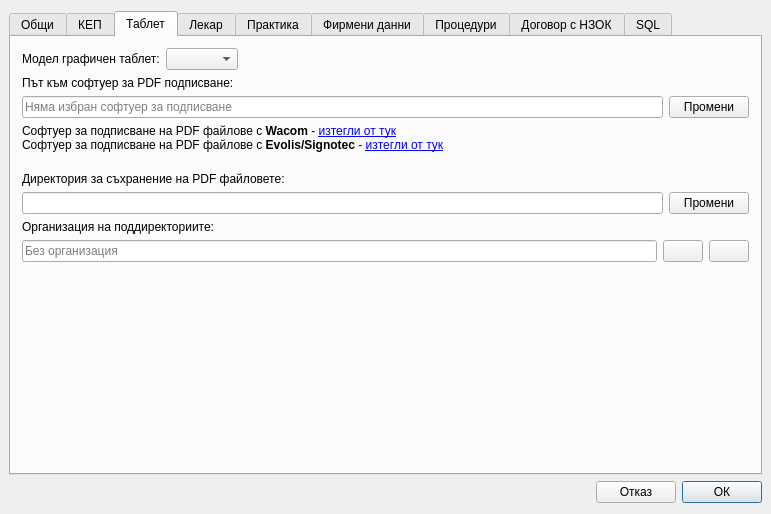
First picture: the form in src/View/Widgets/SettingsDialog.ui, repository thefinalcutbg/DinoDent, before the edit.
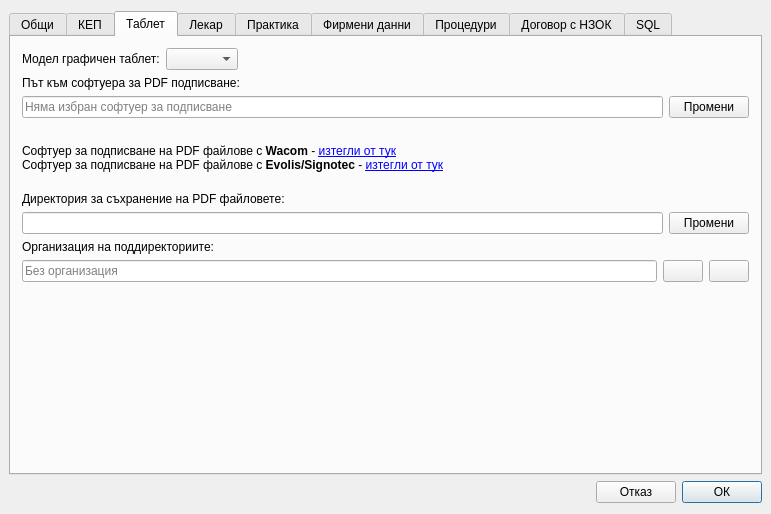
Second picture: the form after the edit. The open tabs and pages were chosen to show the change. Custom widgets are drawn as their Qt base class.

Commit message: tablet sign shortcut key added

Patch:
```diff
--- a/src/View/Widgets/SettingsDialog.ui
+++ b/src/View/Widgets/SettingsDialog.ui
@@ -390,7 +390,7 @@
        <item>
         <widget class="QLabel" name="label_31">
          <property name="text">
-          <string>Път към софтуер за PDF подписване:</string>
+          <string>Път към софтуера за PDF подписване:</string>
          </property>
         </widget>
        </item>
@@ -418,10 +418,17 @@
          </item>
         </layout>
        </item>
+       <item>
+        <widget class="QLabel" name="tabletErrorLabel">
+         <property name="text">
+          <string/>
+         </property>
+        </widget>
+       </item>
        <item>
         <widget class="QLabel" name="label_34">
          <property name="text">
-          <string>&lt;html&gt;&lt;head/&gt;&lt;body&gt;&lt;p&gt;Софтуер за подписване на PDF файлове с &lt;b&gt;Wacom&lt;/b&gt; - &lt;a href=&quot;https://cdn.wacom.com/signpro/sign_pro_pdf_app.zip&quot;&gt;&lt;span style=&quot; text-decoration: underline; color:#0000ff;&quot;&gt;изтегли от тук&lt;/span&gt;&lt;/a&gt;&lt;br/&gt;Софтуер за подписване  на PDF файлове с &lt;b&gt;Evolis/Signotec&lt;/b&gt; - &lt;a href=&quot;https://en.signotec.com/download-signosign2-en&quot;&gt;&lt;span style=&quot; text-decoration: underline; color:#0000ff;&quot;&gt;изтегли от тук&lt;/span&gt;&lt;/a&gt;&lt;br/&gt;&lt;/p&gt;&lt;/body&gt;&lt;/html&gt;</string>
+          <string>&lt;html&gt;&lt;head/&gt;&lt;body&gt;&lt;p&gt;Софтуер за подписване на PDF файлове с &lt;span style=&quot; font-weight:700;&quot;&gt;Wacom&lt;/span&gt; - &lt;a href=&quot;https://cdn.wacom.com/signpro/sign_pro_pdf_app.zip&quot;&gt;&lt;span style=&quot; text-decoration: underline; color:#0000ff;&quot;&gt;изтегли от тук&lt;/span&gt;&lt;/a&gt;&lt;br/&gt;Софтуер за подписване на PDF файлове с &lt;span style=&quot; font-weight:700;&quot;&gt;Evolis/Signotec&lt;/span&gt; - &lt;a href=&quot;https://en.signotec.com/download-signosign2-en&quot;&gt;&lt;span style=&quot; text-decoration: underline; color:#0000ff;&quot;&gt;изтегли от тук&lt;/span&gt;&lt;/a&gt;&lt;br/&gt;&lt;/p&gt;&lt;/body&gt;&lt;/html&gt;</string>
          </property>
          <property name="openExternalLinks">
           <bool>true</bool>
```
Left out of the diff: 2 changed lines with no effect on the pictures. The commit also changes 2 other files.
